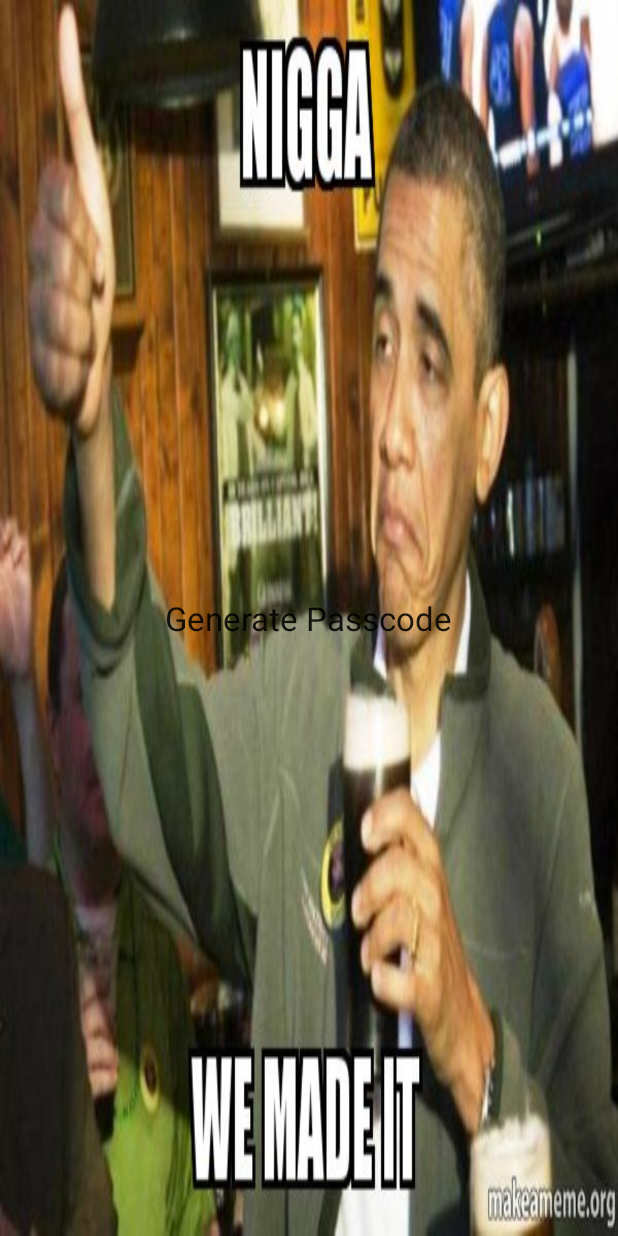
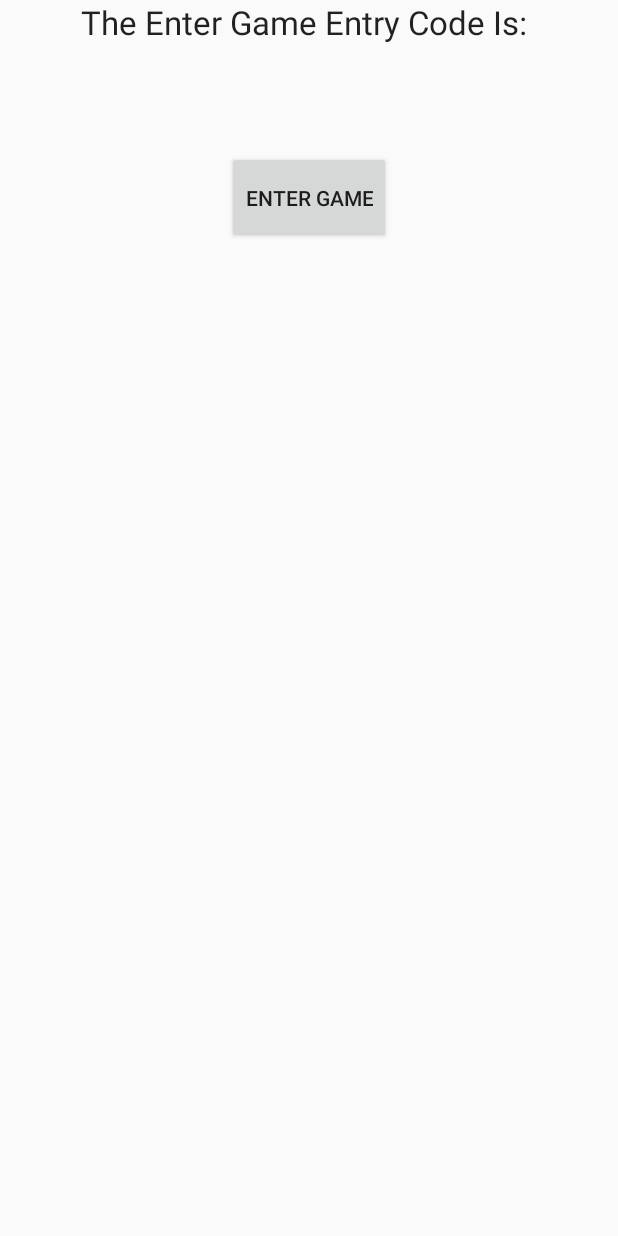
Before and after one commit to ucsdCSE110wi16/CSE110W260T3, an Android app: the StartGameActivity screen opened directly, with no data from a screen before it, on a phone screen of 412 x 824 dp. Run offline under Robolectric (Android 15) with nearby library versions, the phone set to English and light mode, and no system bars; libraries missing offline, so code that uses them is left out: com.firebase.client; 3 statements that could not run were skipped.

Commit message:
Stan&Aneesh combined work updated + projectLogUpdate + basic game logic implementation

```diff
--- a/Mafia/app/src/main/AndroidManifest.xml
+++ b/Mafia/app/src/main/AndroidManifest.xml
@@ -27,7 +27,11 @@
             android:name=".GameHomePage"
             android:label="@string/title_activity_game_home_page"
             android:theme="@style/AppTheme.NoActionBar" />
-        <activity android:name=".ChatApp"></activity>
+        <activity android:name=".ChatApp" />
+        <activity android:name=".EnterGame" />
+        <activity android:name=".GameScript" />
+        <activity android:name=".NightPhase" />
+        <activity android:name=".DayPhase"></activity>
     </application>
 
 </manifest>
--- a/Mafia/app/src/main/java/cse110winter2015group3/mafia/ChatApp.java
+++ b/Mafia/app/src/main/java/cse110winter2015group3/mafia/ChatApp.java
@@ -66,8 +66,10 @@ public class ChatApp extends AppCompatActivity {
 
     public void onLogoutClick(View v) {
         firebase.unauth();
-        Intent intent = new Intent(this, MainActivity.class);
-        startActivity(intent);
+        //finish();
+        if (firebase.getAuth() == null) {
+            startActivity(new Intent(getApplicationContext(), MainActivity.class));
+        }
     }
 
 }
--- a/Mafia/app/src/main/java/cse110winter2015group3/mafia/StartGameActivity.java
+++ b/Mafia/app/src/main/java/cse110winter2015group3/mafia/StartGameActivity.java
@@ -1,16 +1,67 @@
 package cse110winter2015group3.mafia;
 
+import android.content.Intent;
 import android.os.Bundle;
 import android.support.v7.app.AppCompatActivity;
 import android.support.v7.widget.Toolbar;
+import android.view.MenuItem;
 import android.view.View;
+import android.widget.TextView;
+
+import com.firebase.client.Firebase;
+
+import java.util.Random;
 
 public class StartGameActivity extends AppCompatActivity {
+
+    private Firebase mFirebaseRef;
+    public String gameCode;
 
     @Override
     protected void onCreate(Bundle savedInstanceState) {
         super.onCreate(savedInstanceState);
         setContentView(R.layout.activity_start_game);
+
+        Firebase.setAndroidContext(this);
+        //mFirebaseRef = new Firebase("https://radiant-torch-4018.firebaseio.com");
+        mFirebaseRef = MainActivity.firebase;
+        final String alphabet = "ABCDEFGHIJKLMNOPQRSTUVWXYZ0123456789";
+        final int length = alphabet.length();
+        StringBuilder code = new StringBuilder();
+        Random r = new Random();
+        for (int i = 0; i < 4; i++){
+            int index = r.nextInt(length);
+            code.append(alphabet.charAt(index));
+        }
+        String output = "Entry Game Code is: " + code;
+        gameCode = code.toString();
+        Firebase codeRef = mFirebaseRef.child("gameCode");
+        codeRef.setValue(code);
+
+        TextView txtView;
+        txtView = (TextView)findViewById(R.id.textView4);
+        txtView.setText(output);
+
+    }
+
+    public void onButtonClick(View v) {
+        startActivity(new Intent(getApplicationContext(), GameScript.class));
+    }
+
+    @Override
+    public boolean onOptionsItemSelected(MenuItem item){
+        //Handle app bar items clicks here. The app bar
+        //automatic,ally handles clicks on the Home/Up button, so long
+        //as you specify a parent activity in AndroidManifest.xml.
+        int id = item.getItemId();
+        if (id == R.id.action_settings){
+            return true;
+        }
+        return super.onOptionsItemSelected(item);
+    }
+
+    public void goEnterGame(View v){
+        startActivity(new Intent(this,EnterGame.class));
     }
 
 }
--- a/Mafia/app/src/main/res/layout/activity_start_game.xml
+++ b/Mafia/app/src/main/res/layout/activity_start_game.xml
@@ -1,23 +1,44 @@
 <?xml version="1.0" encoding="utf-8"?>
-<RelativeLayout xmlns:android="http://schemas.android.com/apk/res/android"
-    xmlns:app="http://schemas.android.com/apk/res-auto"
-    xmlns:tools="http://schemas.android.com/tools"
-    android:layout_width="match_parent"
+<LinearLayout xmlns:android="http://schemas.android.com/apk/res/android"
+    android:orientation="vertical" android:layout_width="match_parent"
     android:layout_height="match_parent"
-    android:paddingBottom="@dimen/activity_vertical_margin"
-    android:paddingLeft="@dimen/activity_horizontal_margin"
-    android:paddingRight="@dimen/activity_horizontal_margin"
-    android:paddingTop="@dimen/activity_vertical_margin"
-    app:layout_behavior="@string/appbar_scrolling_view_behavior"
-    tools:context="cse110winter2015group3.mafia.StartGameActivity"
-    android:background="@drawable/aye">
+    android:weightSum="1"
+    android:onClick="goEnterGame">
+
+    <TextView
+        android:layout_width="wrap_content"
+        android:layout_height="76dp"
+        android:text="The Enter Game Entry Code Is: "
+        android:id="@+id/textView3"
+        android:layout_gravity="center_horizontal"
+        android:textAppearance="?android:attr/textAppearanceLarge" />
 
     <TextView
         android:layout_width="wrap_content"
         android:layout_height="wrap_content"
-        android:textAppearance="?android:attr/textAppearanceLarge"
-        android:text="Generate Passcode"
-        android:id="@+id/textView"
-        android:layout_centerVertical="true"
-        android:layout_centerHorizontal="true" />
-</RelativeLayout>
+        android:textAppearance="?android:attr/textAppearanceMedium"
+        android:id="@+id/textView4"
+        android:layout_gravity="center_horizontal" />
+
+    <Button
+        android:layout_width="wrap_content"
+        android:layout_height="62dp"
+        android:text="Enter Game"
+        android:id="@+id/button4"
+        android:layout_gravity="center_horizontal"
+        android:onClick="goEnterGame"/>
+    <ImageView
+        android:layout_width="wrap_content"
+        android:layout_height="match_parent"
+        android:id="@+id/imageView"/>
+
+    <GridView
+        android:layout_width="wrap_content"
+        android:layout_height="match_parent"
+        android:id="@+id/gridView"
+        android:numColumns="3"
+        android:choiceMode="multipleChoice" />
+
+    <requestFocus/>
+
+</LinearLayout>
```
Also changed, not shown: Mafia/app/src/main/java/cse110winter2015group3/mafia/DayPhase.java (added, +13 -0 lines), Mafia/app/src/main/java/cse110winter2015group3/mafia/EnterGame.java (+11 -9 lines), Mafia/app/src/main/java/cse110winter2015group3/mafia/GameScript.java (added, +74 -0 lines), Mafia/app/src/main/java/cse110winter2015group3/mafia/JoinGameActivity.java (+13 -4 lines), Mafia/app/src/main/java/cse110winter2015group3/mafia/Mafia.java (+10 -0 lines), Mafia/app/src/main/java/cse110winter2015group3/mafia/MainActivity.java (+11 -8 lines), Mafia/app/src/main/java/cse110winter2015group3/mafia/NightPhase.java (added, +46 -0 lines), Mafia/app/src/main/java/cse110winter2015group3/mafia/Player.java (+10 -0 lines), Mafia/app/src/main/res/layout/activity_day_phase.xml (added, +30 -0 lines), Mafia/app/src/main/res/layout/activity_enter_game.xml (added, +30 -0 lines), Mafia/app/src/main/res/layout/activity_game_script.xml (added, +12 -0 lines), Mafia/app/src/main/res/layout/activity_night_phase.xml (added, +59 -0 lines), 2 other files.
